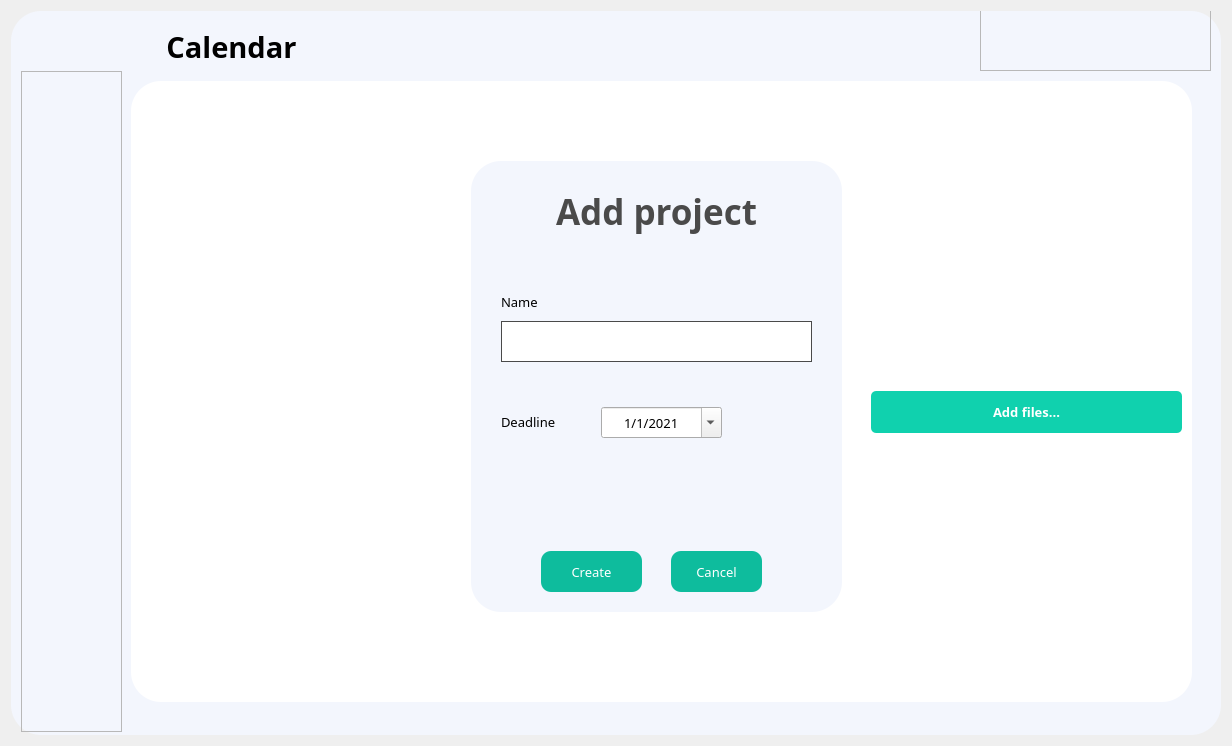
Qt form widget.ui (meokisama/ps-manager) before a commit.
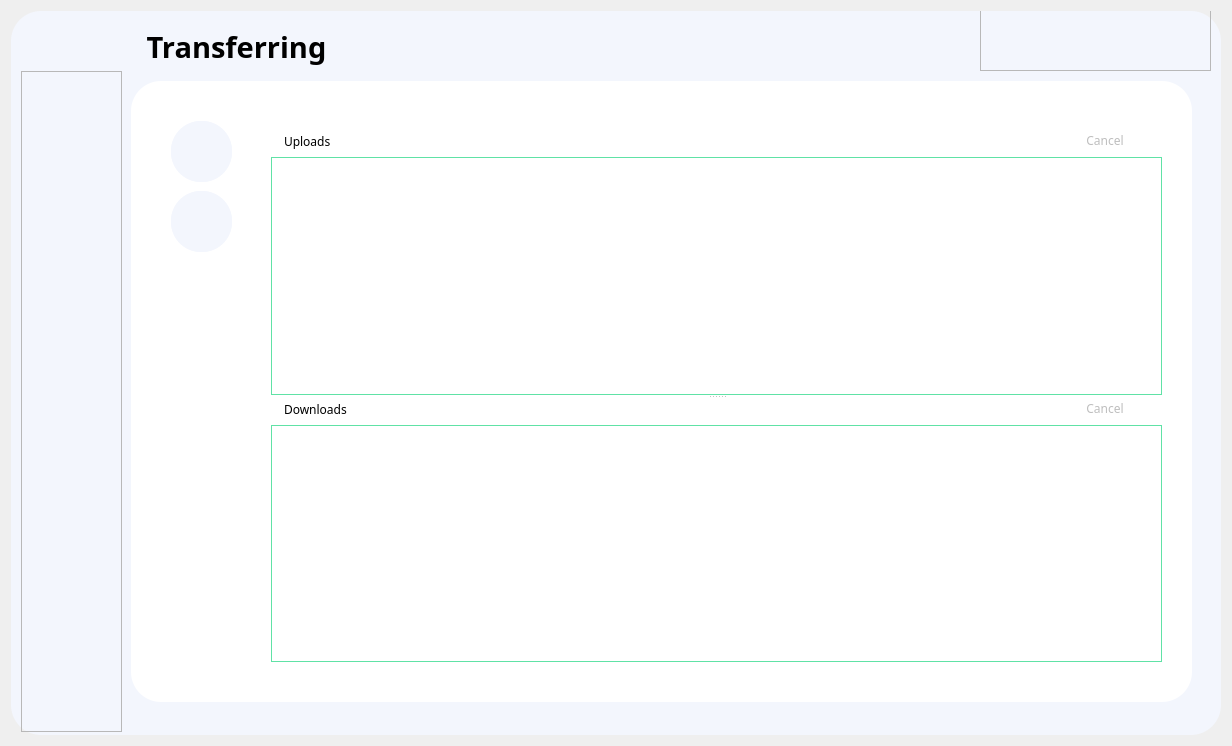
The same form after that commit. The open tabs and pages were chosen to show the change. Icons and pictures are not drawn.

```diff
--- a/widget.ui
+++ b/widget.ui
@@ -349,36 +349,495 @@
         <property name="frameShadow">
          <enum>QFrame::Raised</enum>
         </property>
-        <widget class="QPushButton" name="pushButton_2">
+        <widget class="QFrame" name="frame_9">
          <property name="geometry">
           <rect>
-           <x>740</x>
-           <y>310</y>
-           <width>311</width>
-           <height>42</height>
+           <x>40</x>
+           <y>40</y>
+           <width>61</width>
+           <height>61</height>
           </rect>
          </property>
-         <property name="font">
-          <font>
-           <family>Poppins SemiBold</family>
-           <pointsize>10</pointsize>
-           <bold>true</bold>
-          </font>
+         <property name="styleSheet">
+          <string notr="true">background: rgb(243, 246, 253)</string>
          </property>
-         <property name="cursor">
-          <cursorShape>PointingHandCursor</cursorShape>
+         <property name="frameShape">
+          <enum>QFrame::StyledPanel</enum>
          </property>
+         <property name="frameShadow">
+          <enum>QFrame::Raised</enum>
+         </property>
+         <widget class="QToolButton" name="sendBtn">
+          <property name="geometry">
+           <rect>
+            <x>0</x>
+            <y>0</y>
+            <width>61</width>
+            <height>61</height>
+           </rect>
+          </property>
+          <property name="text">
+           <string/>
+          </property>
+          <property name="icon">
+           <iconset resource="res.qrc">
+            <normaloff>:/img/send.png</normaloff>:/img/send.png</iconset>
+          </property>
+          <property name="iconSize">
+           <size>
+            <width>45</width>
+            <height>45</height>
+           </size>
+          </property>
+         </widget>
+        </widget>
+        <widget class="QFrame" name="frame_10">
+         <property name="geometry">
+          <rect>
+           <x>40</x>
+           <y>110</y>
+           <width>61</width>
+           <height>61</height>
+          </rect>
+         </property>
          <property name="styleSheet">
-          <string notr="true">background:rgb(16, 209, 174);
-border-radius: 5px;
-color: rgb(255, 255, 255);</string>
+          <string notr="true">background: rgb(243, 246, 253)</string>
          </property>
-         <property name="text">
-          <string>Add files...</string>
+         <property name="frameShape">
+          <enum>QFrame::StyledPanel</enum>
          </property>
-         <property name="flat">
-          <bool>true</bool>
+         <property name="frameShadow">
+          <enum>QFrame::Raised</enum>
          </property>
+         <widget class="QToolButton" name="settingBtn">
+          <property name="geometry">
+           <rect>
+            <x>0</x>
+            <y>0</y>
+            <width>61</width>
+            <height>61</height>
+           </rect>
+          </property>
+          <property name="text">
+           <string/>
+          </property>
+          <property name="icon">
+           <iconset resource="res.qrc">
+            <normaloff>:/img/settings.png</normaloff>:/img/settings.png</iconset>
+          </property>
+          <property name="iconSize">
+           <size>
+            <width>45</width>
+            <height>45</height>
+           </size>
+          </property>
+         </widget>
+        </widget>
+        <widget class="QFrame" name="frame_11">
+         <property name="geometry">
+          <rect>
+           <x>130</x>
+           <y>30</y>
+           <width>911</width>
+           <height>561</height>
+          </rect>
+         </property>
+         <property name="styleSheet">
+          <string notr="true"/>
+         </property>
+         <property name="frameShape">
+          <enum>QFrame::StyledPanel</enum>
+         </property>
+         <property name="frameShadow">
+          <enum>QFrame::Raised</enum>
+         </property>
+         <widget class="QSplitter" name="splitter">
+          <property name="geometry">
+           <rect>
+            <x>10</x>
+            <y>20</y>
+            <width>891</width>
+            <height>531</height>
+           </rect>
+          </property>
+          <property name="lineWidth">
+           <number>2</number>
+          </property>
+          <property name="orientation">
+           <enum>Qt::Vertical</enum>
+          </property>
+          <property name="opaqueResize">
+           <bool>true</bool>
+          </property>
+          <property name="childrenCollapsible">
+           <bool>false</bool>
+          </property>
+          <widget class="QWidget" name="layoutWidget">
+           <layout class="QVBoxLayout" name="verticalLayout_2">
+            <item>
+             <layout class="QHBoxLayout" name="horizontalLayout">
+              <item>
+               <widget class="QLabel" name="label_19">
+                <property name="text">
+                 <string/>
+                </property>
+                <property name="pixmap">
+                 <pixmap resource="res.qrc">:/img/up.png</pixmap>
+                </property>
+                <property name="scaledContents">
+                 <bool>false</bool>
+                </property>
+               </widget>
+              </item>
+              <item>
+               <widget class="QLabel" name="label_20">
+                <property name="font">
+                 <font>
+                  <family>Montserrat</family>
+                 </font>
+                </property>
+                <property name="text">
+                 <string>Uploads</string>
+                </property>
+               </widget>
+              </item>
+              <item>
+               <spacer name="horizontalSpacer">
+                <property name="orientation">
+                 <enum>Qt::Horizontal</enum>
+                </property>
+                <property name="sizeHint" stdset="0">
+                 <size>
+                  <width>40</width>
+                  <height>20</height>
+                 </size>
+                </property>
+               </spacer>
+              </item>
+              <item>
+               <widget class="QPushButton" name="resumeSenderBtn">
+                <property name="enabled">
+                 <bool>false</bool>
+                </property>
+                <property name="toolTip">
+                 <string>Resume</string>
+                </property>
+                <property name="text">
+                 <string/>
+                </property>
+                <property name="icon">
+                 <iconset resource="res.qrc">
+                  <normaloff>:/img/resume.png</normaloff>:/img/resume.png</iconset>
+                </property>
+                <property name="iconSize">
+                 <size>
+                  <width>18</width>
+                  <height>18</height>
+                 </size>
+                </property>
+                <property name="flat">
+                 <bool>true</bool>
+                </property>
+               </widget>
+              </item>
+              <item>
+               <widget class="QPushButton" name="pauseSenderBtn">
+                <property name="enabled">
+                 <bool>false</bool>
+                </property>
+                <property name="toolTip">
+                 <string>Pause</string>
+                </property>
+                <property name="text">
+                 <string/>
+                </property>
+                <property name="icon">
+                 <iconset resource="res.qrc">
+                  <normaloff>:/img/pause.png</normaloff>:/img/pause.png</iconset>
+                </property>
+                <property name="iconSize">
+                 <size>
+                  <width>18</width>
+                  <height>18</height>
+                 </size>
+                </property>
+                <property name="flat">
+                 <bool>true</bool>
+                </property>
+               </widget>
+              </item>
+              <item>
+               <widget class="QPushButton" name="cancelSenderBtn">
+                <property name="enabled">
+                 <bool>false</bool>
+                </property>
+                <property name="font">
+                 <font>
+                  <family>Montserrat</family>
+                 </font>
+                </property>
+                <property name="toolTip">
+                 <string>Cancel selected item</string>
+                </property>
+                <property name="text">
+                 <string>Cancel</string>
+                </property>
+                <property name="icon">
+                 <iconset resource="res.qrc">
+                  <normaloff>:/img/cancel.png</normaloff>:/img/cancel.png</iconset>
+                </property>
+                <property name="iconSize">
+                 <size>
+                  <width>18</width>
+                  <height>18</height>
+                 </size>
+                </property>
+                <property name="flat">
+                 <bool>true</bool>
+                </property>
+               </widget>
+              </item>
+              <item>
+               <widget class="QPushButton" name="pushButton_2">
+                <property name="toolTip">
+                 <string>Clear completed items</string>
+                </property>
+                <property name="text">
+                 <string/>
+                </property>
+                <property name="icon">
+                 <iconset resource="res.qrc">
+                  <normaloff>:/img/clear.png</normaloff>:/img/clear.png</iconset>
+                </property>
+                <property name="iconSize">
+                 <size>
+                  <width>18</width>
+                  <height>18</height>
+                 </size>
+                </property>
+                <property name="flat">
+                 <bool>true</bool>
+                </property>
+               </widget>
+              </item>
+             </layout>
+            </item>
+            <item>
+             <widget class="QTableView" name="senderTableView">
+              <property name="contextMenuPolicy">
+               <enum>Qt::CustomContextMenu</enum>
+              </property>
+              <property name="styleSheet">
+               <string notr="true">border: 1px solid rgb(96, 226, 166);
+border-radius: 0;</string>
+              </property>
+              <property name="selectionMode">
+               <enum>QAbstractItemView::SingleSelection</enum>
+              </property>
+              <property name="selectionBehavior">
+               <enum>QAbstractItemView::SelectRows</enum>
+              </property>
+              <property name="verticalScrollMode">
+               <enum>QAbstractItemView::ScrollPerPixel</enum>
+              </property>
+              <property name="horizontalScrollMode">
+               <enum>QAbstractItemView::ScrollPerPixel</enum>
+              </property>
+              <property name="wordWrap">
+               <bool>false</bool>
+              </property>
+              <attribute name="horizontalHeaderStretchLastSection">
+               <bool>true</bool>
+              </attribute>
+              <attribute name="verticalHeaderVisible">
+               <bool>false</bool>
+              </attribute>
+             </widget>
+            </item>
+           </layout>
+          </widget>
+          <widget class="QWidget" name="layoutWidget_2">
+           <layout class="QVBoxLayout" name="verticalLayout_3">
+            <item>
+             <layout class="QHBoxLayout" name="horizontalLayout_2">
+              <item>
+               <widget class="QLabel" name="label_21">
+                <property name="text">
+                 <string/>
+                </property>
+                <property name="pixmap">
+                 <pixmap resource="res.qrc">:/img/down.png</pixmap>
+                </property>
+               </widget>
+              </item>
+              <item>
+               <widget class="QLabel" name="label_22">
+                <property name="font">
+                 <font>
+                  <family>Montserrat</family>
+                 </font>
+                </property>
+                <property name="text">
+                 <string>Downloads</string>
+                </property>
+               </widget>
+              </item>
+              <item>
+               <spacer name="horizontalSpacer_2">
+                <property name="orientation">
+                 <enum>Qt::Horizontal</enum>
+                </property>
+                <property name="sizeHint" stdset="0">
+                 <size>
+                  <width>40</width>
+                  <height>20</height>
+                 </size>
+                </property>
+               </spacer>
+              </item>
+              <item>
+               <widget class="QPushButton" name="resumeReceiverBtn">
+                <property name="enabled">
+                 <bool>false</bool>
+                </property>
+                <property name="toolTip">
+                 <string>Resume</string>
+                </property>
+                <property name="text">
+                 <string/>
+                </property>
+                <property name="icon">
+                 <iconset resource="res.qrc">
+                  <normaloff>:/img/resume.png</normaloff>:/img/resume.png</iconset>
+                </property>
+                <property name="iconSize">
+                 <size>
+                  <width>18</width>
+                  <height>18</height>
+                 </size>
+                </property>
+                <property name="flat">
+                 <bool>true</bool>
+                </property>
+               </widget>
+              </item>
+              <item>
+               <widget class="QPushButton" name="pauseReceiverBtn">
+                <property name="enabled">
+                 <bool>false</bool>
+                </property>
+                <property name="toolTip">
+                 <string>Pause</string>
+                </property>
+                <property name="text">
+                 <string/>
+                </property>
+                <property name="icon">
+                 <iconset resource="res.qrc">
+                  <normaloff>:/img/pause.png</normaloff>:/img/pause.png</iconset>
+                </property>
+                <property name="iconSize">
+                 <size>
+                  <width>18</width>
+                  <height>18</height>
+                 </size>
+                </property>
+                <property name="flat">
+                 <bool>true</bool>
+                </property>
+               </widget>
+              </item>
+              <item>
+               <widget class="QPushButton" name="cancelReceiverBtn">
+                <property name="enabled">
+                 <bool>false</bool>
+                </property>
+                <property name="font">
+                 <font>
+                  <family>Montserrat</family>
+                 </font>
+                </property>
+                <property name="toolTip">
+                 <string>Cancel selected item</string>
+                </property>
+                <property name="text">
+                 <string>Cancel</string>
+                </property>
+                <property name="icon">
+                 <iconset resource="res.qrc">
+                  <normaloff>:/img/cancel.png</normaloff>:/img/cancel.png</iconset>
+                </property>
+                <property name="iconSize">
+                 <size>
+                  <width>18</width>
+                  <height>18</height>
+                 </size>
+                </property>
+                <property name="flat">
+                 <bool>true</bool>
+                </property>
+               </widget>
+              </item>
+              <item>
+               <widget class="QPushButton" name="pushButton_4">
+                <property name="toolTip">
+                 <string>Clear completed items</string>
+                </property>
+                <property name="text">
+                 <string/>
+                </property>
+                <property name="icon">
+                 <iconset resource="res.qrc">
+                  <normaloff>:/img/clear.png</normaloff>:/img/clear.png</iconset>
+                </property>
+                <property name="iconSize">
+                 <size>
+                  <width>18</width>
+                  <height>18</height>
+                 </size>
+                </property>
+                <property name="flat">
+                 <bool>true</bool>
+                </property>
+               </widget>
+              </item>
+             </layout>
+            </item>
+            <item>
+             <widget class="QTableView" name="receiverTableView">
+              <property name="contextMenuPolicy">
+               <enum>Qt::CustomContextMenu</enum>
+              </property>
+              <property name="styleSheet">
+               <string notr="true">border: 1px solid rgb(96, 226, 166);
+border-radius: 0;</string>
+              </property>
+              <property name="selectionMode">
+               <enum>QAbstractItemView::SingleSelection</enum>
+              </property>
+              <property name="selectionBehavior">
+               <enum>QAbstractItemView::SelectRows</enum>
+              </property>
+              <property name="verticalScrollMode">
+               <enum>QAbstractItemView::ScrollPerPixel</enum>
+              </property>
+              <property name="horizontalScrollMode">
+               <enum>QAbstractItemView::ScrollPerPixel</enum>
+              </property>
+              <property name="wordWrap">
+               <bool>false</bool>
+              </property>
+              <attribute name="horizontalHeaderStretchLastSection">
+               <bool>true</bool>
+              </attribute>
+              <attribute name="verticalHeaderVisible">
+               <bool>false</bool>
+              </attribute>
+             </widget>
+            </item>
+           </layout>
+          </widget>
+         </widget>
         </widget>
        </widget>
        <widget class="QLabel" name="label_3">
@@ -386,7 +845,7 @@
          <rect>
           <x>10</x>
           <y>0</y>
-          <width>181</width>
+          <width>191</width>
           <height>51</height>
          </rect>
         </property>
@@ -404,7 +863,7 @@
          <enum>QFrame::Plain</enum>
         </property>
         <property name="text">
-         <string>Calendar</string>
+         <string>Transferring</string>
         </property>
         <property name="alignment">
          <set>Qt::AlignCenter</set>
@@ -1892,11 +2351,11 @@
        </property>
       </widget>
      </widget>
+     <zorder>addp</zorder>
      <zorder>stackedWidget</zorder>
      <zorder>closeButton</zorder>
      <zorder>buttonbar</zorder>
      <zorder>frame_7</zorder>
-     <zorder>addp</zorder>
     </widget>
    </item>
   </layout>
```
Left out of the diff: 2 changed lines with no effect on the pictures.
